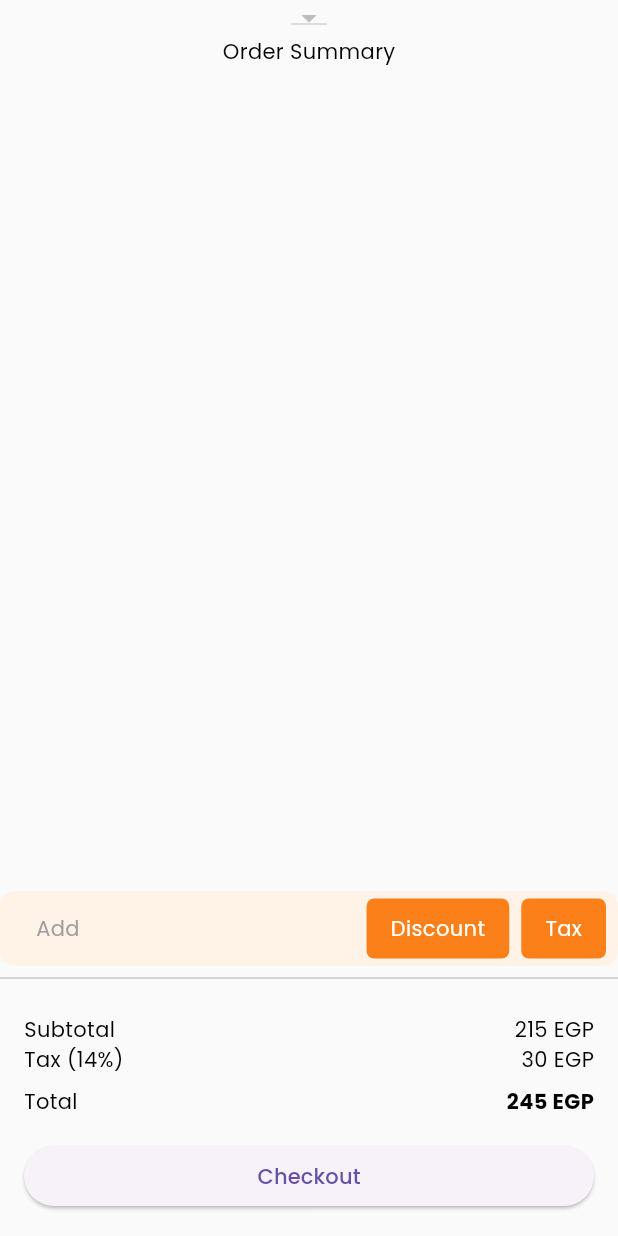
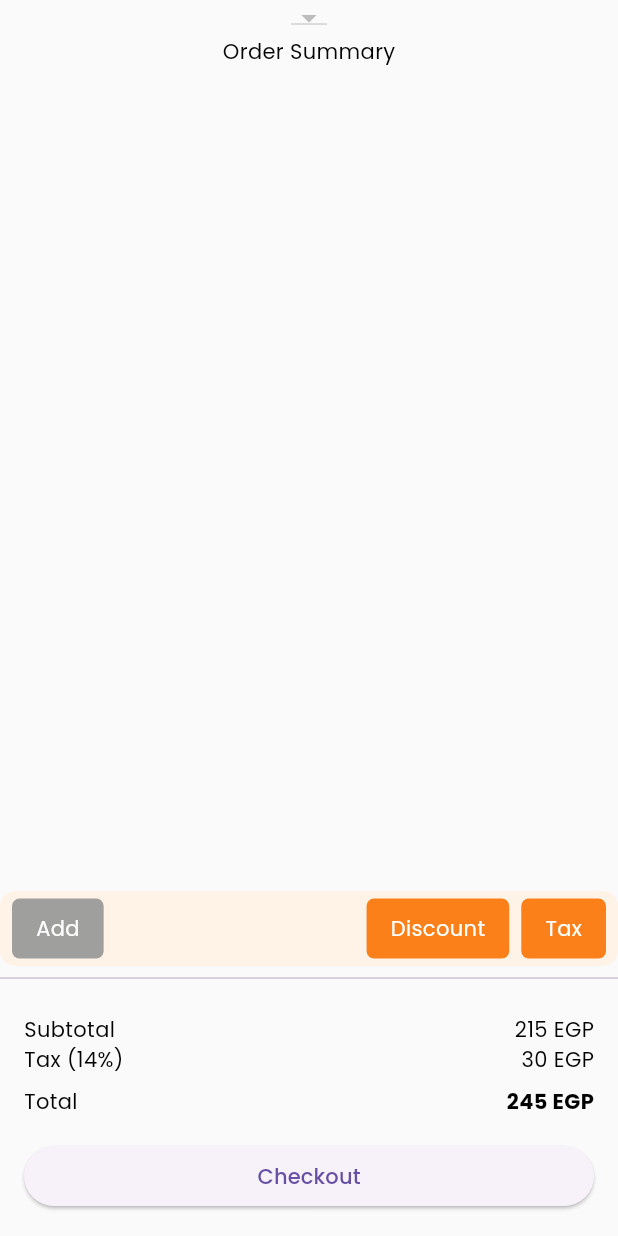
Before and after one commit to khuram2025/cstore_flutter, a Flutter app: the OrderScreen screen opened directly with empty values, on a phone screen of 412 x 824 dp. Run offline on Flutter 3.47's test engine with Material 3 defaults, Android fonts, the light colour scheme and no system bars; our stand-ins replace fl_chart, flutter_svg, flutter_typeahead, get, google_fonts, image_picker; accounts and stored records are empty; network calls fail; project files that could hold a hidden picture were left out.

Commit message:
before adding tax01

```diff
--- a/lib/screens/pos/components/models.dart
+++ b/lib/screens/pos/components/models.dart
@@ -1,3 +1,13 @@
 import 'package:flutter/material.dart';
 
 import '../pos.dart';
+
+class OrderItem {
+  final Product product;
+  int quantity;
+
+  OrderItem({required this.product, this.quantity = 1});
+
+  // Calculate the total price for this item
+  double get totalPrice => double.parse(product.salePrice) * quantity;
+}
--- /dev/null
+++ b/lib/screens/pos/components/order_actions_row.dart
@@ -0,0 +1,57 @@
+import 'package:flutter/material.dart';
+
+class OrderActionsRow extends StatelessWidget {
+  final VoidCallback onAddTap;
+  final VoidCallback onDiscountTap;
+  final VoidCallback onTaxTap;
+
+  OrderActionsRow({
+    Key? key,
+    required this.onAddTap,
+    required this.onDiscountTap,
+    required this.onTaxTap,
+  }) : super(key: key);
+
+  @override
+  Widget build(BuildContext context) {
+    return Row(
+      mainAxisAlignment: MainAxisAlignment.start,
+      children: [
+        _buildClickableText(
+          'Add',
+          Color(0xFF9F9F9E),
+          onAddTap,
+        ),
+        Spacer(),
+        _buildClickableText(
+          'Discount',
+          Color(0xFFFC8019),
+          onDiscountTap,
+        ),
+        SizedBox(width: 8),
+        _buildClickableText(
+          'Tax',
+          Color(0xFFFC8019),
+          onTaxTap,
+        ),
+      ],
+    );
+  }
+
+  Widget _buildClickableText(String text, Color textColor, VoidCallback onTap) {
+    return InkWell(
+      onTap: onTap,
+      child: Container(
+        padding: EdgeInsets.symmetric(horizontal: 16, vertical: 10),
+        decoration: BoxDecoration(
+          color: textColor,
+          borderRadius: BorderRadius.circular(5),
+        ),
+        child: Text(
+          text,
+          style: TextStyle(color: Colors.white),
+        ),
+      ),
+    );
+  }
+}
--- /dev/null
+++ b/lib/ui.dart
@@ -0,0 +1,6 @@
+import 'package:flutter/material.dart';
+
+// Define colors using const Color() constructor
+const grey = Color(0xFF9F9F9E);
+const amberSea = Color(0xFFFC8019);
+const green = Color(0xFF09AA29);
```
Also changed, not shown: lib/screens/pos/components/orderList.dart (+69 -78 lines), lib/screens/pos/components/product_tax_discount_row.dart (added, +119 -0 lines).
